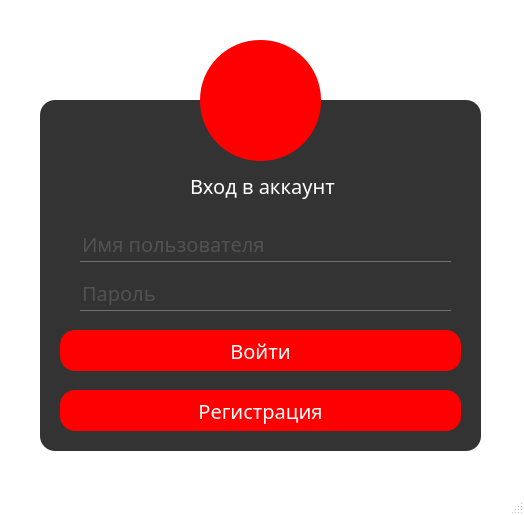
ChazGrant/Messenger, file Auth.ui: the form before one commit.
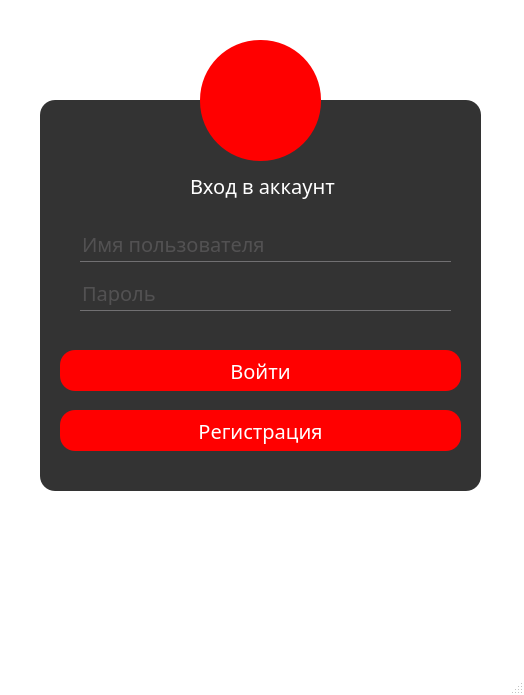
The form after the commit. Icons and pictures are not drawn.

What changed in the file:
```diff
--- a/Auth.ui
+++ b/Auth.ui
@@ -7,7 +7,7 @@
     <x>0</x>
     <y>0</y>
     <width>524</width>
-    <height>515</height>
+    <height>695</height>
    </rect>
   </property>
   <property name="windowTitle">
@@ -64,7 +64,7 @@
       <x>40</x>
       <y>100</y>
       <width>441</width>
-      <height>351</height>
+      <height>391</height>
      </rect>
     </property>
     <property name="frameShape">
@@ -90,7 +90,7 @@
      <property name="geometry">
       <rect>
        <x>20</x>
-       <y>230</y>
+       <y>250</y>
        <width>401</width>
        <height>41</height>
       </rect>
@@ -103,7 +103,7 @@
      <property name="geometry">
       <rect>
        <x>20</x>
-       <y>290</y>
+       <y>310</y>
        <width>401</width>
        <height>41</height>
       </rect>
```
